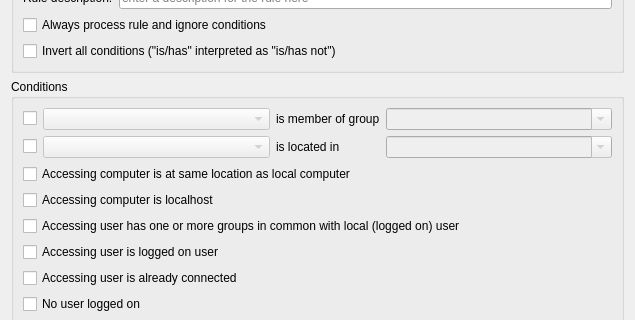
The window that configurator/src/AccessControlRuleEditDialog.ui (veyon/veyon) describes before a commit, drawn with Qt 5; both pictures show x 0 to 635 and y 81 to 401 of the 635 by 547 pixel window.
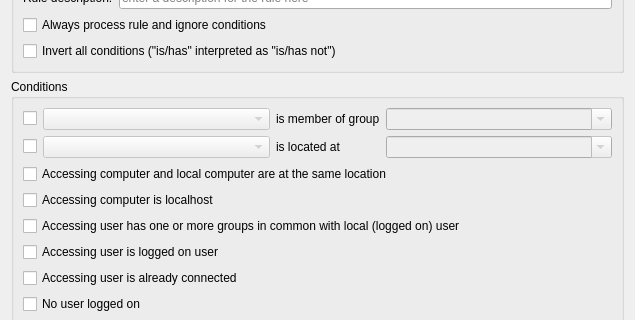
The same window after the commit.

Commit message: AccessControlRuleEditDialog: fix grammar

```diff
--- a/configurator/src/AccessControlRuleEditDialog.ui
+++ b/configurator/src/AccessControlRuleEditDialog.ui
@@ -124,7 +124,7 @@
          </sizepolicy>
         </property>
         <property name="text">
-         <string>Accessing computer is at same location as local computer</string>
+         <string>Accessing computer and local computer are at the same location</string>
         </property>
        </widget>
       </item>
@@ -138,7 +138,7 @@
       <item row="2" column="2">
        <widget class="QLabel" name="label_6">
         <property name="text">
-         <string>is located in</string>
+         <string>is located at</string>
         </property>
        </widget>
       </item>
```
